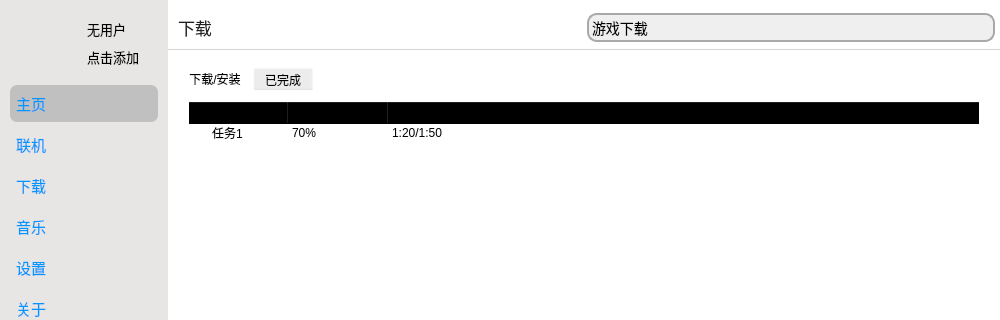
Before: the Qt Designer form UI/UI/MOS_UI.ui in David-xian66/Minecraft-Optimal-Starter_2, drawn with Qt 5; both pictures show x 0 to 1000 and y 0 to 320 of the 1000 by 533 pixel window.
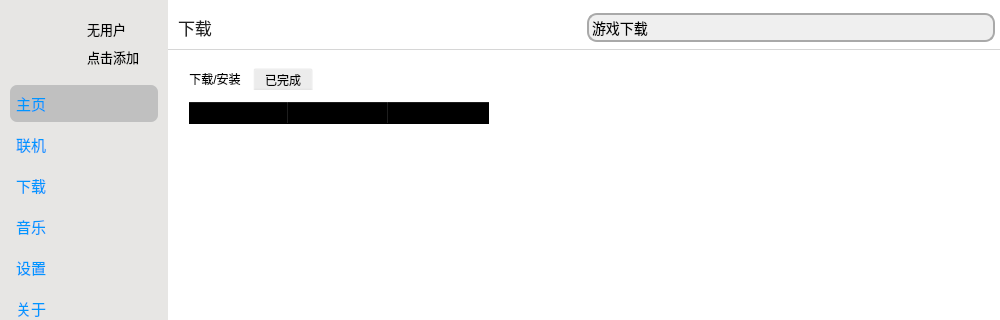
After: the same form once the commit is applied. The open tabs and pages were chosen to show the change. Icons and pictures are not drawn.

Diff of the .ui file:
```diff
--- a/UI/UI/MOS_UI.ui
+++ b/UI/UI/MOS_UI.ui
@@ -3193,7 +3193,12 @@
                </attribute>
                <layout class="QVBoxLayout" name="verticalLayout_6">
                 <item>
-                 <widget class="QTreeWidget" name="treeWidget_5">
+                 <widget class="QTableWidget" name="tableWidget">
+                  <column>
+                   <property name="text">
+                    <string>新建列</string>
+                   </property>
+                  </column>
                   <column>
                    <property name="text">
                     <string>任务</string>
@@ -3201,25 +3206,9 @@
                   </column>
                   <column>
                    <property name="text">
-                    <string>进度</string>
+                    <string>已用时间</string>
                    </property>
                   </column>
-                  <column>
-                   <property name="text">
-                    <string>已用时间/剩余时间</string>
-                   </property>
-                  </column>
-                  <item>
-                   <property name="text">
-                    <string>任务1</string>
-                   </property>
-                   <property name="text">
-                    <string>70%</string>
-                   </property>
-                   <property name="text">
-                    <string>1:20/1:50</string>
-                   </property>
-                  </item>
                  </widget>
                 </item>
                </layout>
```
Left out of the diff: 22 changed lines with no effect on the pictures.
